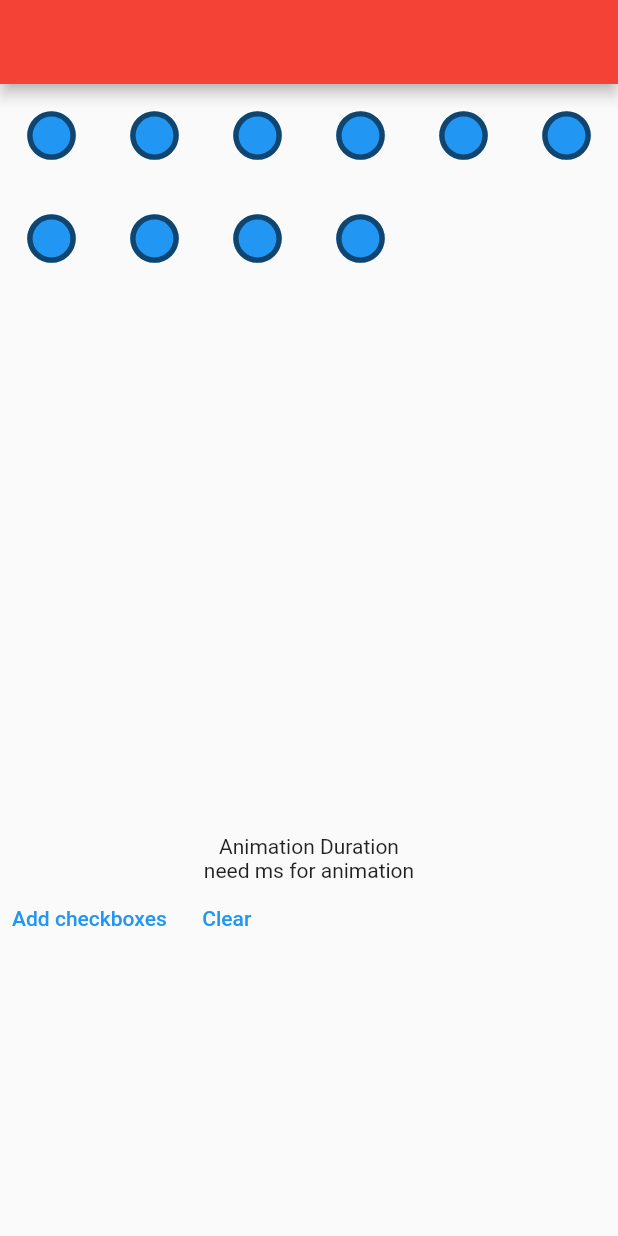
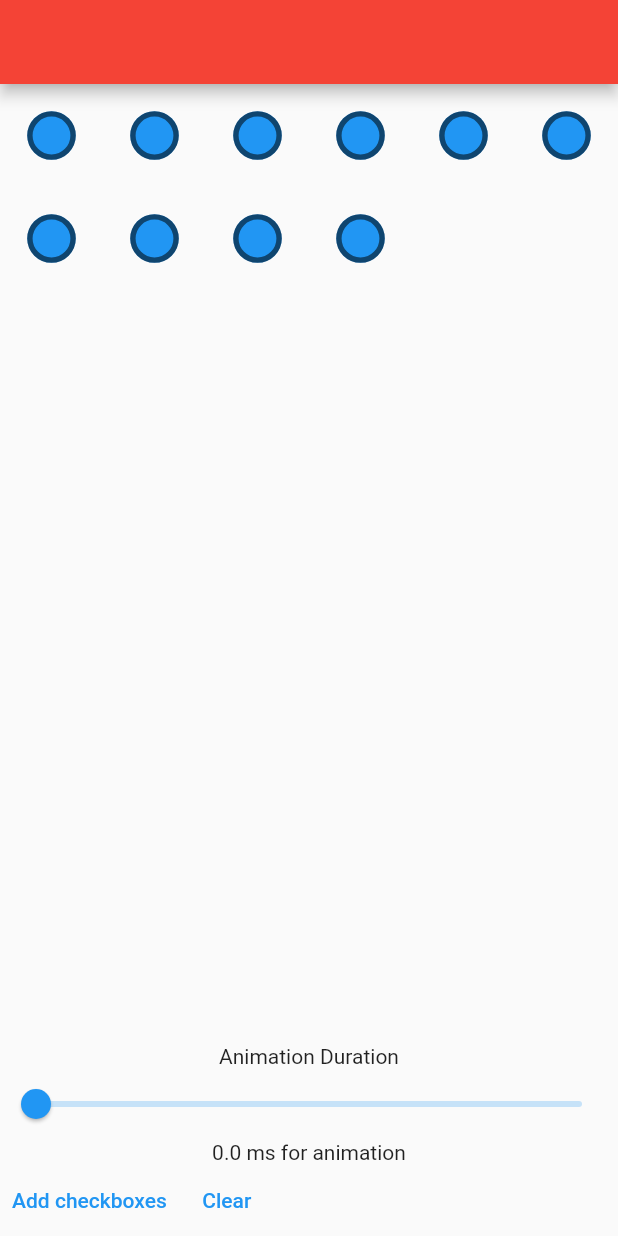
Before and after one commit to damirtokmashov/custom_checkbox, a Flutter app: the screen it shows after launch, after a tap on "Add checkboxes", on a phone screen of 412 x 824 dp. Run offline on Flutter 3.47's test engine with Material 2 defaults, Android fonts, the phone set to English and light mode, and no system bars.

Commit message:
added scroll

```diff
--- a/lib/main.dart
+++ b/lib/main.dart
@@ -1,3 +1,4 @@
+import 'dart:async';
 import 'dart:math';
 
 import 'package:flutter/material.dart';
@@ -28,8 +29,31 @@ class MyHomePage extends StatefulWidget {
 }
 
 class _MyHomePageState extends State<MyHomePage> {
+  ScrollController _scrollController = ScrollController(); // NEW
+
+  @override // NEW
+  void initState() {
+    // NEW
+    super.initState(); // NEW
+    _scrollController = new ScrollController(
+      // NEW
+      initialScrollOffset: 0.0, // NEW
+      keepScrollOffset: true, // NEW
+    );
+  }
+
+  void _toEnd() {
+    // NEW
+    _scrollController.animateTo(
+      // NEW
+      _scrollController.position.maxScrollExtent, // NEW
+      duration: const Duration(milliseconds: 500), // NEW
+      curve: Curves.ease, // NEW
+    ); // NEW
+  }
+
   var colorDefault = ValueNotifier<Color>(Colors.transparent);
-  var rating = ValueNotifier(0);
+  var rating = ValueNotifier(0.0);
   List<ColoredCheckbox> list = [];
   @override
   Widget build(BuildContext context) {
@@ -38,13 +62,12 @@ class _MyHomePageState extends State<MyHomePage> {
         title: Text(''),
         backgroundColor: Colors.red,
       ),
-      body: Container(
-        child: Column(
+      body: Column(
+        mainAxisSize: MainAxisSize.min,
         children: <Widget>[
-            Container(
-              height: 500,
+          Expanded(
             child: GridView.builder(
-                physics: ScrollPhysics(),
+              controller: _scrollController,
               shrinkWrap: true,
               gridDelegate: const SliverGridDelegateWithFixedCrossAxisCount(
                 crossAxisCount: 6,
@@ -56,6 +79,10 @@ class _MyHomePageState extends State<MyHomePage> {
                   child: ValueListenableBuilder(
                     valueListenable: colorDefault,
                     builder: (context, value, _) => Container(
+                      child: CustomPaint(
+                        // painter: CirclePainter(),
+                        child: AnimatedContainer(
+                          duration: Duration(seconds: rating.value.toInt()),
                           child: Checkbox(
                             fillColor:
                                 MaterialStateProperty.all(list[index].color),
@@ -64,8 +91,12 @@ class _MyHomePageState extends State<MyHomePage> {
                             shape: CircleBorder(),
                             value: list[index].selectedValue,
                             onChanged: (bool? value) {
-                            setState(() {
-                              list[index].checkValue(list[index].colorValue);
+                              Timer(Duration(seconds: rating.value.toInt()),
+                                  () {
+                                setState(
+                                  () {
+                                    list[index]
+                                        .checkValue(list[index].colorValue);
                                     colorDefault.value = list[index].color!;
                                     list
                                         .map((e) => e.selectedValue =
@@ -73,8 +104,12 @@ class _MyHomePageState extends State<MyHomePage> {
                                                 ? true
                                                 : false)
                                         .toList();
+                                  },
+                                );
                               });
                             },
+                          ),
+                        ),
                       ),
                     ),
                   ),
@@ -82,17 +117,16 @@ class _MyHomePageState extends State<MyHomePage> {
               },
             ),
           ),
-
           Text('Animation Duration'),
-            // Slider(
-            //   onChanged: (newRating) {
-            //     setState(() => rating = newRating);
-            //   },
-            //   value: rating,
-            //   min: 0,
-            //   max: 100,
-            // ),
-            Text('need ms for animation'),
+          Slider(
+            onChanged: (newRating) {
+              setState(() => rating.value = newRating);
+            },
+            value: rating.value,
+            min: 0,
+            max: 100,
+          ),
+          Text('${rating.value.roundToDouble()} ms for animation'),
           Row(
             children: <Widget>[
               TextButton(
@@ -111,6 +145,11 @@ class _MyHomePageState extends State<MyHomePage> {
                             (e.color == colorDefault.value) ? true : false)
                         .toList();
                   });
+                  _scrollController.animateTo(
+                    _scrollController.position.maxScrollExtent,
+                    duration: const Duration(milliseconds: 300),
+                    curve: Curves.ease,
+                  );
                 },
                 child: Text('Add checkboxes'),
               ),
@@ -126,7 +165,20 @@ class _MyHomePageState extends State<MyHomePage> {
           ),
         ],
       ),
-      ),
     );
   }
 }
+
+class DrawCircle extends CustomPainter {
+  @override
+  void paint(Canvas canvas, Size size) {
+    var paint = Paint();
+    paint.color = Colors.red;
+    canvas.drawCircle(Offset(0.0, 0.0), 50, paint);
+  }
+
+  @override
+  bool shouldRepaint(covariant CustomPainter oldDelegate) {
+    return false;
+  }
+}
```
Lines whose indentation alone changed are shown as unchanged.
